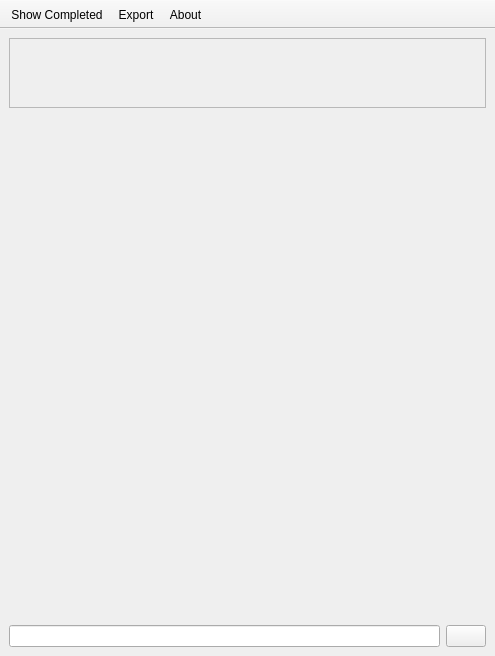
Above: mainwindow.ui from dimitris47/chores before the change. Below: the same form after it.
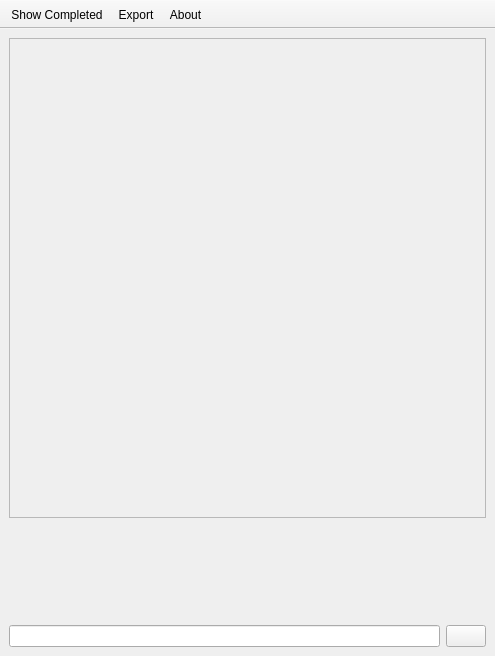
That is the form after the change. Icons and pictures are not drawn.

Commit message: set minimum scrollable area height

```diff
--- a/mainwindow.ui
+++ b/mainwindow.ui
@@ -71,7 +71,7 @@
       <property name="minimumSize">
        <size>
         <width>0</width>
-        <height>0</height>
+        <height>480</height>
        </size>
       </property>
       <property name="verticalScrollBarPolicy">
@@ -95,7 +95,7 @@
          <x>0</x>
          <y>0</y>
          <width>475</width>
-         <height>77</height>
+         <height>478</height>
         </rect>
        </property>
       </widget>
```
